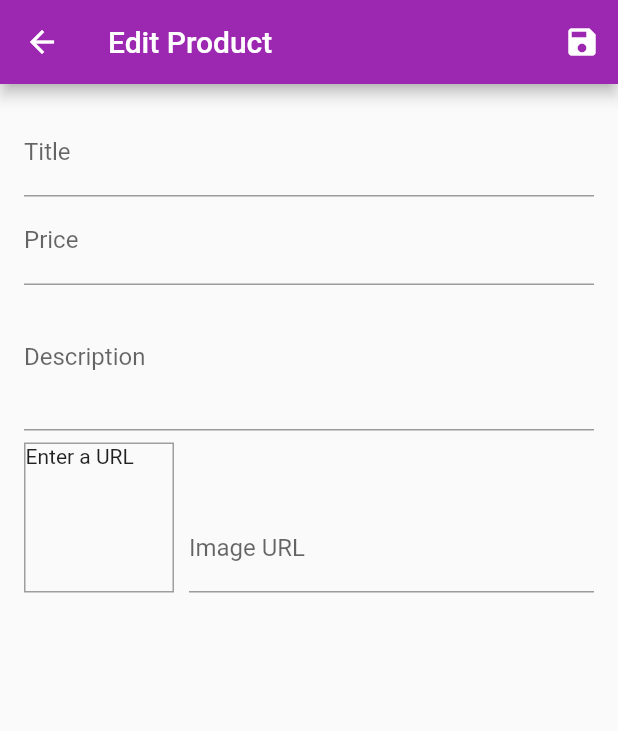
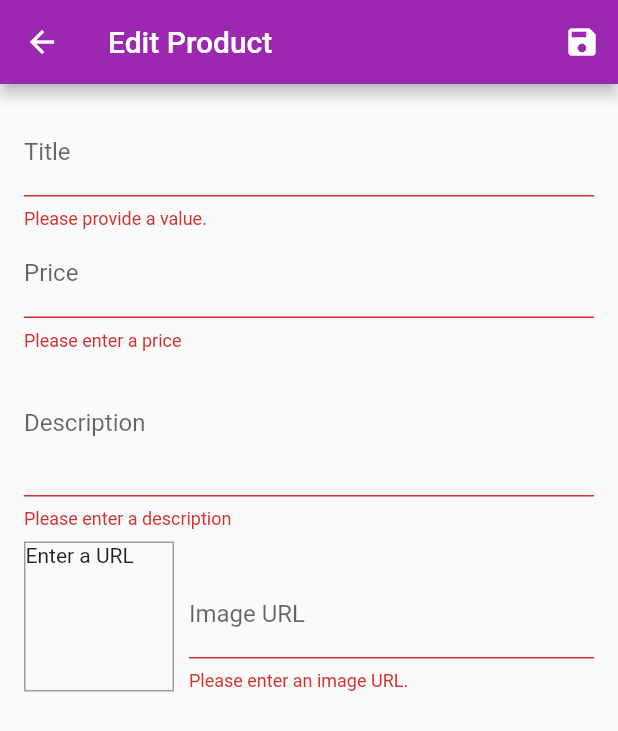
Before and after one commit to BaoTrung37/Flutter_Udemy, a Flutter app: the EditProductScreen screen opened by its route, after a tap on the "save" icon, on a phone screen of 412 x 824 dp. Shown: the top 731 px of the screen. Run offline on Flutter 3.47's test engine with Material 2 defaults, Android fonts, the phone set to English and light mode, and no system bars; network calls fail.

Commit message:
231: adding product

```diff
--- a/section8/lib/providers/products.dart
+++ b/section8/lib/providers/products.dart
@@ -59,8 +59,16 @@ class Products with ChangeNotifier {
     return [..._items];
   }
 
-  void addProduct() {
+  void addProduct(Product product) {
     // _items.add(value);
+    final newProduct = Product(
+      id: DateTime.now().toString(),
+      title: product.title,
+      price: product.price,
+      description: product.description,
+      imageUrl: product.imageUrl,
+    );
+    _items.add(newProduct);
     notifyListeners();
   }
 
--- a/section8/lib/screens/edit_product_screen.dart
+++ b/section8/lib/screens/edit_product_screen.dart
@@ -1,5 +1,7 @@
 import 'package:flutter/material.dart';
+import 'package:provider/provider.dart';
 
+import '../providers/products.dart';
 import '../providers/product.dart';
 
 class EditProductScreen extends StatefulWidget {
@@ -45,16 +47,25 @@ class _EditProductScreenState extends State<EditProductScreen> {
 
   void _updateImageUrl() {
     if (!_imageUrlFocusNode.hasFocus) {
+      if ((!_imageUrlController.text.startsWith('http') &&
+              !_imageUrlController.text.startsWith('https')) ||
+          (!_imageUrlController.text.endsWith('.png') &&
+              !_imageUrlController.text.endsWith('.jpg') &&
+              !_imageUrlController.text.endsWith('.jpeg'))) {
+        return;
+      }
       setState(() {});
     }
   }
 
   void _saveForm() {
+    final isValid = _form.currentState!.validate();
+    if (!isValid) {
+      return;
+    }
     _form.currentState!.save();
-    print(_editedProduct.title);
-    print(_editedProduct.price);
-    print(_editedProduct.description);
-    print(_editedProduct.imageUrl);
+    Provider.of<Products>(context).addProduct(_editedProduct);
+    Navigator.of(context).pop();
   }
 
   @override
@@ -88,6 +99,12 @@ class _EditProductScreenState extends State<EditProductScreen> {
                 onFieldSubmitted: (_) {
                   FocusScope.of(context).requestFocus(_priceFocusNode);
                 },
+                validator: (value) {
+                  if (value!.isEmpty) {
+                    return 'Please provide a value.';
+                  }
+                  return null;
+                },
                 onSaved: (value) {
                   _editedProduct = Product(
                     title: value!,
@@ -109,6 +126,18 @@ class _EditProductScreenState extends State<EditProductScreen> {
                 onFieldSubmitted: (_) {
                   FocusScope.of(context).requestFocus(_descriptionFocusNode);
                 },
+                validator: (value) {
+                  if (value!.isEmpty) {
+                    return 'Please enter a price';
+                  }
+                  if (double.tryParse(value) == null) {
+                    return 'Please enter a valid number';
+                  }
+                  if (double.parse(value) <= 0) {
+                    return 'Please enter a number greater than zero';
+                  }
+                  return null;
+                },
                 onSaved: (value) {
                   _editedProduct = Product(
                     title: _editedProduct.title,
@@ -128,6 +157,15 @@ class _EditProductScreenState extends State<EditProductScreen> {
                 textInputAction: TextInputAction.next,
                 keyboardType: TextInputType.multiline,
                 focusNode: _descriptionFocusNode,
+                validator: (value) {
+                  if (value!.isEmpty) {
+                    return 'Please enter a description';
+                  }
+                  if (value.length < 10) {
+                    return 'Should be at least 10 characters long.';
+                  }
+                  return null;
+                },
                 onSaved: (value) {
                   _editedProduct = Product(
                     title: _editedProduct.title,
@@ -168,6 +206,21 @@ class _EditProductScreenState extends State<EditProductScreen> {
                       textInputAction: TextInputAction.done,
                       controller: _imageUrlController,
                       focusNode: _imageUrlFocusNode,
+                      validator: (value) {
+                        if (value!.isEmpty) {
+                          return 'Please enter an image URL.';
+                        }
+                        if (!value.startsWith('http') &&
+                            !value.startsWith('https')) {
+                          return 'Please enter a valid URL.';
+                        }
+                        if (!value.endsWith('.png') &&
+                            !value.endsWith('.jpg') &&
+                            !value.endsWith('.jpeg')) {
+                          return 'Please enter a valid image URL.';
+                        }
+                        return null;
+                      },
                       onSaved: (value) {
                         _editedProduct = Product(
                           title: _editedProduct.title,
```
